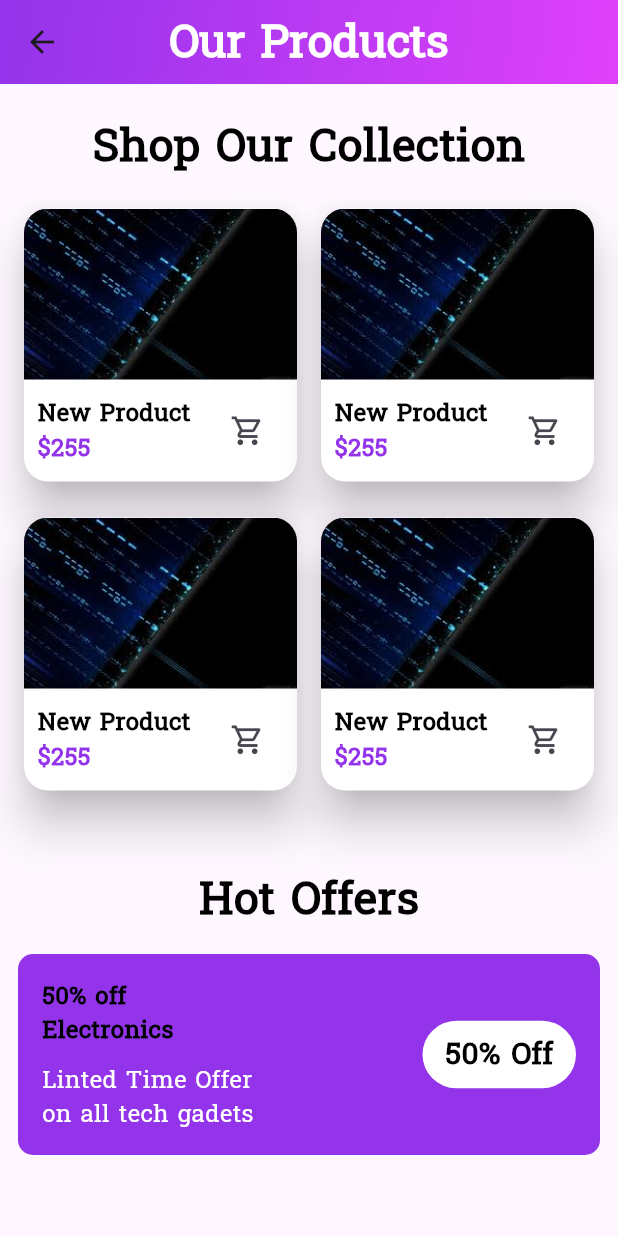
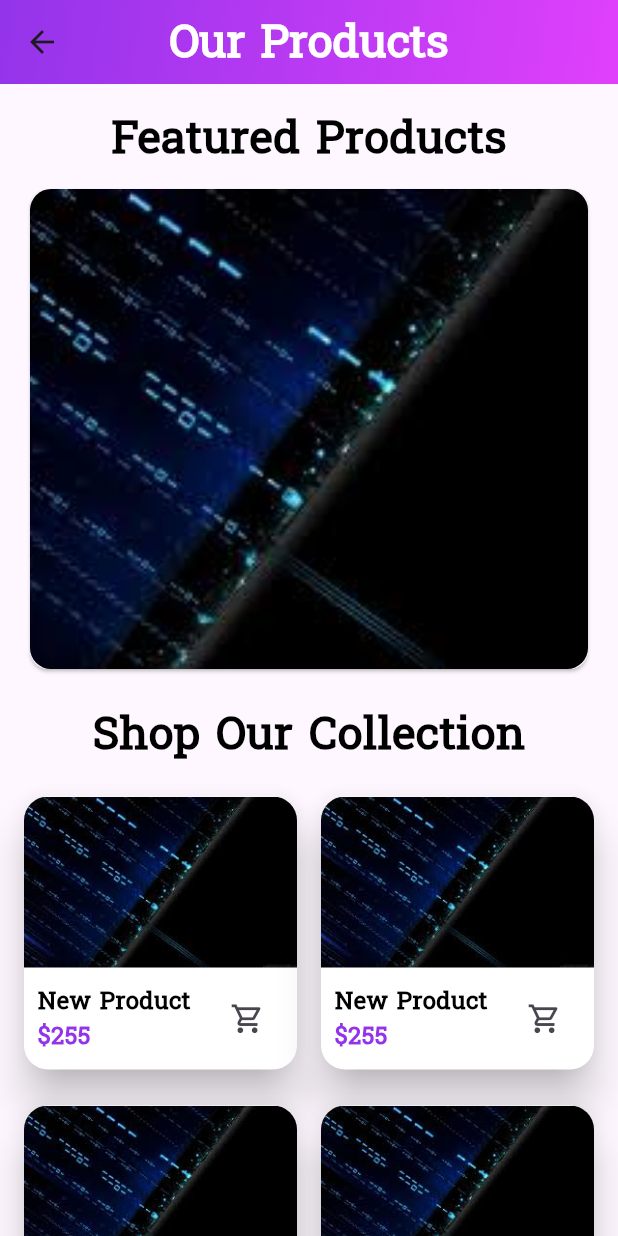
Before and after one commit to maahmoudghannem/shop_craft, a Flutter app: the SignUpScreen screen opened by its route, after a tap on "Create Account", on a phone screen of 412 x 824 dp. Run offline on Flutter 3.47's test engine with Material 3 defaults, Android fonts, the phone set to English and light mode, and no system bars.

Commit message:
featured products and offers item

```diff
--- a/lib/screens/shopping_screen.dart
+++ b/lib/screens/shopping_screen.dart
@@ -1,10 +1,10 @@
 import 'package:flutter/material.dart';
 import 'package:shop_craft_app/constants.dart';
-import 'package:shop_craft_app/widgets/custom_button.dart';
 import 'package:shop_craft_app/widgets/custom_card.dart';
-import 'package:shop_craft_app/widgets/custom_container.dart';
 import 'package:shop_craft_app/widgets/custom_text.dart';
 import 'package:shop_craft_app/widgets/gradient_background.dart';
+import 'package:shop_craft_app/widgets/offers_list.dart';
+import 'package:shop_craft_app/widgets/products_grid.dart';
 
 class ShoppingScreen extends StatefulWidget {
   const ShoppingScreen({super.key});
@@ -32,7 +32,36 @@ class _ShoppingScreenState extends State<ShoppingScreen> {
 
       body: CustomScrollView(
         slivers: [
-          SliverToBoxAdapter(child: SizedBox(height: 20)),
+          SliverToBoxAdapter(child: SizedBox(height: 15)),
+          SliverToBoxAdapter(
+            child: Center(
+              child: CustomText(
+                color: Colors.black,
+                text: "Featured Products",
+                fontSize: 30,
+                fontWeight: FontWeight.w900,
+              ),
+            ),
+          ),
+          SliverToBoxAdapter(
+            child: Padding(
+              padding: const EdgeInsets.symmetric(horizontal: 16, vertical: 8),
+              child: Card(
+                // color: kPrimaryColor,
+                child: ClipRRect(
+                  borderRadius: BorderRadius.circular(14),
+                  child: Image.asset(
+                    kImage,
+                    height: 320,
+                    width: double.infinity,
+                    fit: BoxFit.cover,
+                  ),
+                ),
+              ),
+            ),
+          ),
+
+          SliverToBoxAdapter(child: SizedBox(height: 10)),
           SliverToBoxAdapter(
             child: Center(
               child: CustomText(
@@ -43,75 +72,20 @@ class _ShoppingScreenState extends State<ShoppingScreen> {
               ),
             ),
           ),
-          // SliverToBoxAdapter(child: SizedBox(height: 15)),
-          SliverPadding(
-            padding: const EdgeInsets.symmetric(horizontal: 12, vertical: 16),
-            sliver: SliverGrid(
-              delegate: SliverChildBuilderDelegate((context, index) {
-                return CustomCard();
-              }, childCount: 4),
-              gridDelegate: SliverGridDelegateWithFixedCrossAxisCount(
-                crossAxisCount: 2,
-                childAspectRatio: 1,
-                crossAxisSpacing: 8,
-                mainAxisSpacing: 16,
+          ProductsGrid(),
+          SliverToBoxAdapter(child: SizedBox(height: 10)),
+          SliverToBoxAdapter(
+            child: Center(
+              child: CustomText(
+                color: Colors.black,
+                text: "Hot Offers",
+                fontSize: 30,
+                fontWeight: FontWeight.w900,
               ),
             ),
           ),
-          SliverToBoxAdapter(
-            child: Padding(
-              padding: const EdgeInsets.symmetric(horizontal: 12, vertical: 16),
-              child: Column(
-                children: [
-                  SizedBox(height: 15),
-                  CustomText(
-                    text: "Hot Offers",
-                    color: Colors.black,
-                    fontSize: 30,
-                    fontWeight: FontWeight.w900,
-                  ),
-                  SizedBox(height: 15),
-                  CustomContainer(
-                    color: kPrimaryColor,
-                    child: Padding(
-                      padding: const EdgeInsets.symmetric(
-                        horizontal: 16.0,
-                        vertical: 16,
-                      ),
-                      child: Row(
-                        mainAxisAlignment: MainAxisAlignment.spaceBetween,
-                        children: [
-                          Column(
-                            crossAxisAlignment: CrossAxisAlignment.start,
-                            children: [
-                              CustomText(
-                                text: "50% off\nElectronics",
-                                fontSize: 16,
-                                color: Colors.black,
-                                fontWeight: FontWeight.w800,
-                              ),
-                              SizedBox(height: 10),
-                              CustomText(
-                                text: "Linted Time Offer\non all tech gadets",
-                                fontSize: 16,
-                                fontWeight: FontWeight.w400,
-                              ),
-                            ],
-                          ),
-                          CustomButton(
-                            text: " 50% Off ",
-                            textColor: Colors.black,
-                            fontSize: 20,
-                            containerColor: Colors.white,
-                          ),
-                        ],
-                      ),
-                    ),
-                  ),
-                ],
-              ),
-            ),
-          ),
+          // SliverToBoxAdapter(child: SizedBox(height: 15)),
+          OffersList(),
         ],
       ),
     );
--- a/lib/widgets/custom_container.dart
+++ b/lib/widgets/custom_container.dart
@@ -7,17 +7,20 @@ class CustomContainer extends StatelessWidget {
     this.color = Colors.white,
     this.width,
     this.height,
+    this.gradient,
   });
 
   final Widget child;
   final Color color;
   final double? width, height;
+  final Gradient? gradient;
   @override
   Widget build(BuildContext context) {
     return Center(
       child: SingleChildScrollView(
         child: Container(
           decoration: BoxDecoration(
+            gradient: gradient,
             borderRadius: BorderRadius.circular(10),
             color: color,
           ),
--- /dev/null
+++ b/lib/widgets/offer_item.dart
@@ -0,0 +1,76 @@
+import 'package:flutter/material.dart';
+import 'package:shop_craft_app/constants.dart';
+
+class OfferItem extends StatelessWidget {
+  const OfferItem({super.key});
+
+  @override
+  Widget build(BuildContext context) {
+    return Padding(
+      padding: const EdgeInsets.symmetric(vertical: 10),
+      child: Container(
+        height: MediaQuery.of(context).size.height * 0.17,
+        width: MediaQuery.of(context).size.width,
+        decoration: BoxDecoration(
+          color: kPrimaryColor,
+          borderRadius: BorderRadius.circular(16),
+          boxShadow: [
+            BoxShadow(
+              color: Colors.black.withOpacity(0.1),
+              blurRadius: 8,
+              offset: const Offset(0, 4),
+            ),
+          ],
+        ),
+        child: Row(
+          children: [
+            Expanded(
+              flex: 1,
+              child: ClipRRect(
+                borderRadius: const BorderRadius.horizontal(
+                  left: Radius.circular(16),
+                ),
+                child: Image.asset(
+                  kImage,
+                  fit: BoxFit.cover,
+                  height: double.infinity,
+                ),
+              ),
+            ),
+            Expanded(
+              flex: 1,
+              child: Container(
+                padding: const EdgeInsets.all(16),
+                decoration: const BoxDecoration(
+                  color: kPrimaryColor,
+                  borderRadius: BorderRadius.horizontal(
+                    right: Radius.circular(16),
+                  ),
+                ),
+                child: const Column(
+                  mainAxisAlignment: MainAxisAlignment.center,
+                  crossAxisAlignment: CrossAxisAlignment.start,
+                  children: [
+                    Text(
+                      "Offer",
+                      style: TextStyle(
+                        color: Colors.white,
+                        fontSize: 18,
+                        fontWeight: FontWeight.bold,
+                      ),
+                    ),
+                    SizedBox(height: 8),
+                    Text(
+                      "Offer Descreption",
+                      style: TextStyle(color: Colors.white70, fontSize: 14),
+                    ),
+                  ],
+                ),
+              ),
+            ),
+          ],
+        ),
+      ),
+    );
+  }
+}
--- /dev/null
+++ b/lib/widgets/offers_list.dart
@@ -0,0 +1,18 @@
+import 'package:flutter/material.dart';
+import 'package:shop_craft_app/widgets/offer_item.dart';
+
+class OffersList extends StatelessWidget {
+  const OffersList({super.key});
+
+  @override
+  Widget build(BuildContext context) {
+    return SliverPadding(
+      padding: const EdgeInsets.symmetric(horizontal: 16, vertical: 10),
+      sliver: SliverList(
+        delegate: SliverChildBuilderDelegate((context, index) {
+          return OfferItem();
+        }, childCount: 2),
+      ),
+    );
+  }
+}
--- /dev/null
+++ b/lib/widgets/products_grid.dart
@@ -0,0 +1,24 @@
+import 'package:flutter/material.dart';
+import 'package:shop_craft_app/widgets/custom_card.dart';
+
+class ProductsGrid extends StatelessWidget {
+  const ProductsGrid({super.key});
+
+  @override
+  Widget build(BuildContext context) {
+    return SliverPadding(
+      padding: const EdgeInsets.symmetric(horizontal: 12, vertical: 16),
+      sliver: SliverGrid(
+        delegate: SliverChildBuilderDelegate((context, index) {
+          return CustomCard();
+        }, childCount: 4),
+        gridDelegate: SliverGridDelegateWithFixedCrossAxisCount(
+          crossAxisCount: 2,
+          childAspectRatio: 1,
+          crossAxisSpacing: 8,
+          mainAxisSpacing: 16,
+        ),
+      ),
+    );
+  }
+}
```
